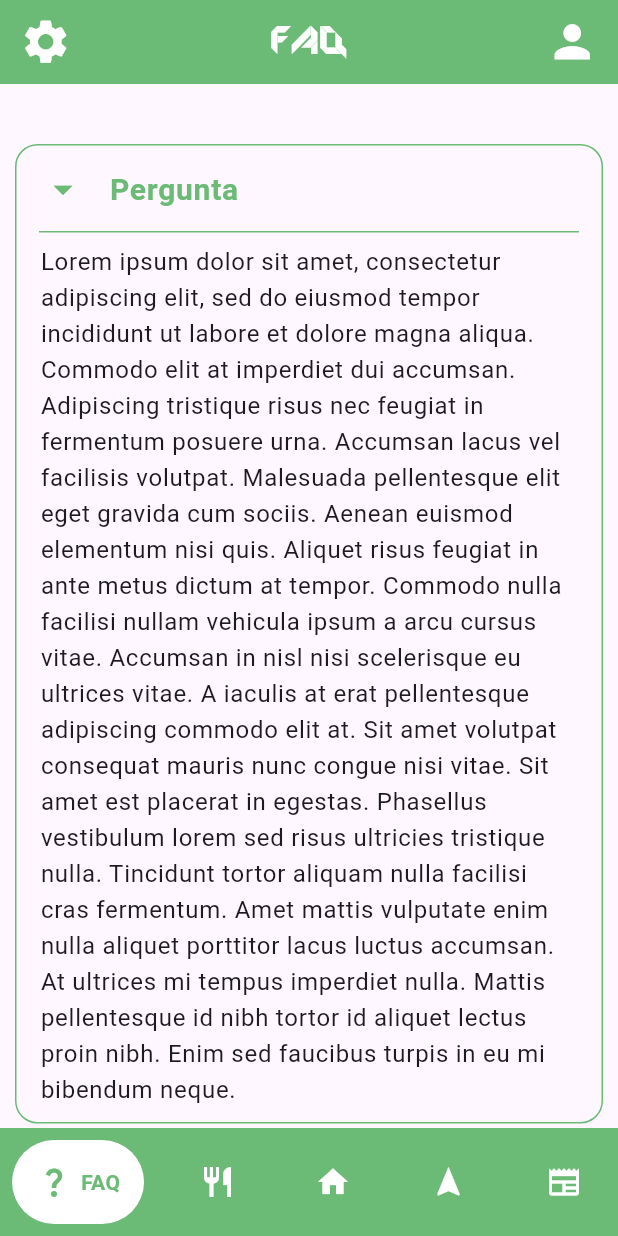
After one commit to HackerSchool/HSMentor, a Flutter app: the PaginaPrincipal screen opened directly, after a tap on "Pergunta", on a phone screen of 412 x 824 dp. The commit adds this screen. Run offline on Flutter 3.47's test engine with Material 3 defaults, Android fonts, the phone set to English and light mode, and no system bars; drawn by our look-alikes of google_nav_bar; our stand-ins replace introduction_screen, liquid_pull_to_refresh, shared_preferences; accounts and stored records are empty.

Commit message:
feat(faq): Added faq page and tile

```diff
--- /dev/null
+++ b/lib/components/faq_tile.dart
@@ -0,0 +1,77 @@
+import 'package:flutter/material.dart';
+import 'package:flutter/widgets.dart';
+
+class FaqTile extends StatefulWidget {
+  const FaqTile({super.key});
+
+  @override
+  State<FaqTile> createState() => _FaqTileState();
+}
+
+class _FaqTileState extends State<FaqTile> {
+  bool _isExpanded = false;
+
+  @override
+  Widget build(BuildContext context) {
+    return Container(
+      margin: EdgeInsets.only(top: 40, left: 10, right: 10),
+      decoration: BoxDecoration(
+        borderRadius: BorderRadius.circular(15),
+        border: const Border(
+          bottom: BorderSide(
+                      color: Color(0xFF6BBA75), // Color of the bottom border
+                      width: 1.0, // Width of the bottom border
+                    ),
+          top: BorderSide(
+                      color: Color(0xFF6BBA75), // Color of the bottom border
+                      width: 1.0, // Width of the bottom border
+                    ),
+          left: BorderSide(
+                      color: Color(0xFF6BBA75), // Color of the bottom border
+                      width: 1.0, // Width of the bottom border
+                    ),
+          right: BorderSide(
+                      color: Color(0xFF6BBA75), // Color of the bottom border
+                      width: 1.0, // Width of the bottom border
+                    ),
+        ),
+      ),
+      child: Theme(
+        data: Theme.of(context).copyWith(
+          dividerColor: Colors.transparent,
+        ),
+        child: ExpansionTile(
+            title: const Text(
+                "Pergunta",
+                style: TextStyle(
+                  color: Color(0xFF6BBA75),
+                  fontWeight: FontWeight.bold,
+                  fontSize: 20,
+                ),
+              ),
+            leading: Icon(
+              _isExpanded ? Icons.arrow_drop_down_outlined : Icons.arrow_drop_up_outlined,
+              size: 30,
+              color: Color(0xFF6BBA75),
+             ),
+            onExpansionChanged: (bool expanded) {
+              setState(() => _isExpanded = expanded);
+            },
+            controlAffinity: ListTileControlAffinity.leading,
+            children: [
+              Padding(
+            padding: const EdgeInsets.symmetric(horizontal: 15.0),
+              child: Container(
+                height: 1.0,
+                color: Color(0xFF6BBA75),
+              ),
+            ),
+              ListTile(
+                title: Text("Lorem ipsum dolor sit amet, consectetur adipiscing elit, sed do eiusmod tempor incididunt ut labore et dolore magna aliqua. Commodo elit at imperdiet dui accumsan. Adipiscing tristique risus nec feugiat in fermentum posuere urna. Accumsan lacus vel facilisis volutpat. Malesuada pellentesque elit eget gravida cum sociis. Aenean euismod elementum nisi quis. Aliquet risus feugiat in ante metus dictum at tempor. Commodo nulla facilisi nullam vehicula ipsum a arcu cursus vitae. Accumsan in nisl nisi scelerisque eu ultrices vitae. A iaculis at erat pellentesque adipiscing commodo elit at. Sit amet volutpat consequat mauris nunc congue nisi vitae. Sit amet est placerat in egestas. Phasellus vestibulum lorem sed risus ultricies tristique nulla. Tincidunt tortor aliquam nulla facilisi cras fermentum. Amet mattis vulputate enim nulla aliquet porttitor lacus luctus accumsan. At ultrices mi tempus imperdiet nulla. Mattis pellentesque id nibh tortor id aliquet lectus proin nibh. Enim sed faucibus turpis in eu mi bibendum neque."),
+              )
+            ],
+          ),
+      ),
+    );
+  }
+}
--- a/lib/pages/faq.dart
+++ b/lib/pages/faq.dart
@@ -1,8 +1,22 @@
 import 'package:flutter/material.dart';
+import 'package:hsmentor/components/faq_tile.dart';
 
 class FAQ extends StatelessWidget {
   @override
   Widget build(BuildContext context) {
-    return Scaffold();
+    return Center(
+      child: Column(
+        children: [
+          Flexible(
+            child: ListView.builder(
+              itemCount: 4,
+              itemBuilder: (context, index) {
+                return FaqTile();
+              },
+            ),
+          ),
+        ],
+      ),
+    );
   }
 }
```
